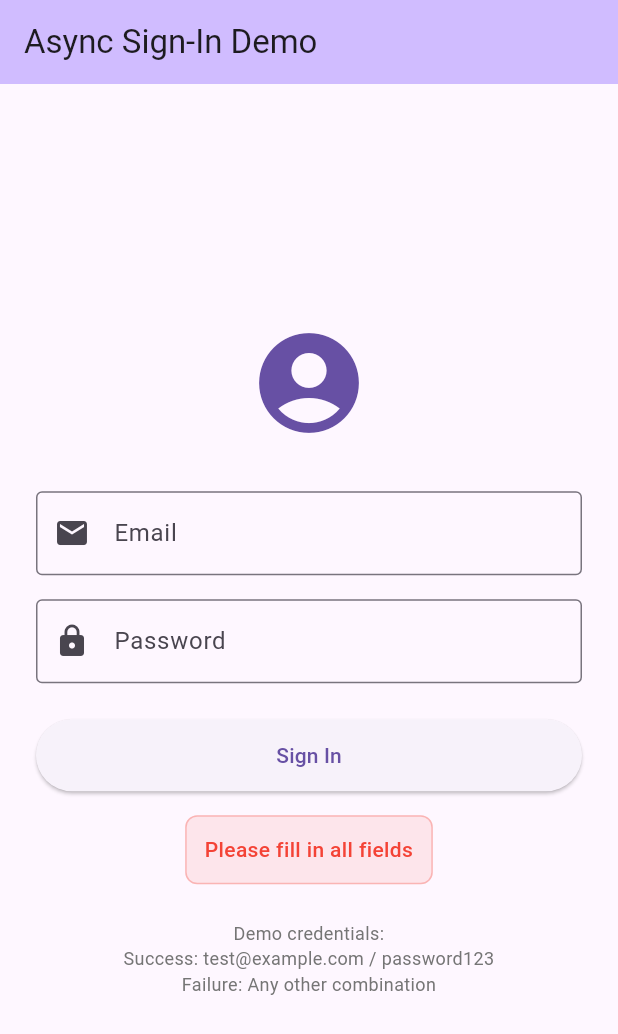
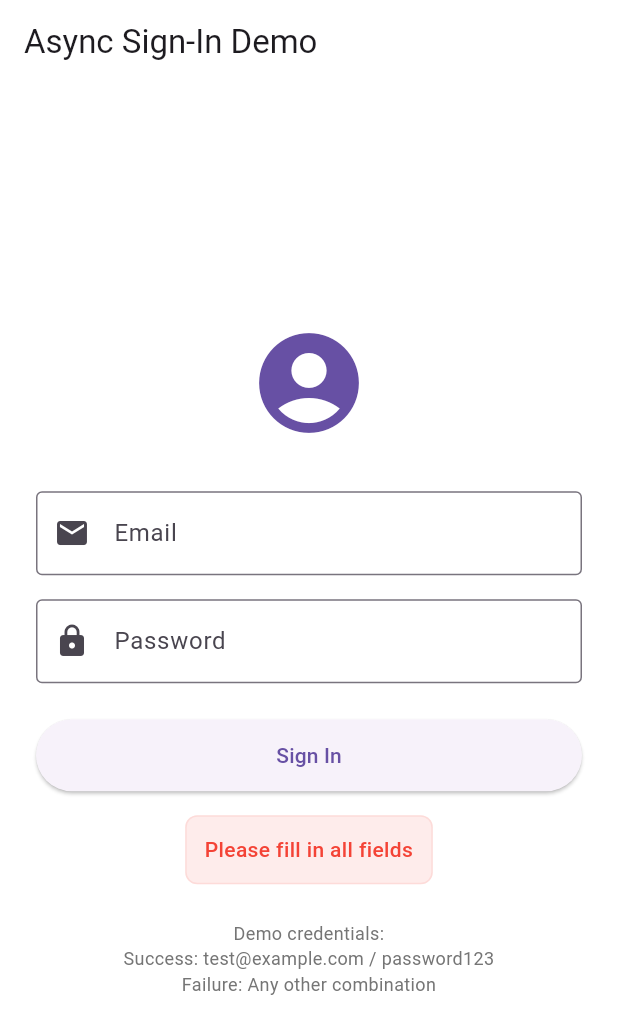
Before and after one commit to acto-acto/sign_in_app, a Flutter app: the screen it shows after launch, after a tap on "Sign In", on a phone screen of 412 x 824 dp. Shown: the top 1034 px of the screen. Run offline on Flutter 3.47's test engine with Material 3 defaults, Android fonts, the phone set to English and light mode, and no system bars.

Commit message:
Refactor sign-in app structure and improve UI consistency

```diff
--- a/lib/main.dart
+++ b/lib/main.dart
@@ -2,10 +2,12 @@ import 'package:flutter/material.dart';
 import 'screens/sign_in_screen.dart';
 
 void main() {
-  runApp(MyApp());
+  runApp(SignInApp());
 }
 
-class MyApp extends StatelessWidget {
+class SignInApp extends StatelessWidget {
+  const SignInApp({super.key});
+
   @override
   Widget build(BuildContext context) {
     return MaterialApp(
--- a/lib/screens/sign_in_screen.dart
+++ b/lib/screens/sign_in_screen.dart
@@ -4,8 +4,10 @@ import '../widgets/sign_in_form.dart';
 import '../widgets/status_message.dart';
 
 class SignInScreen extends StatefulWidget {
+  const SignInScreen({super.key});
+
   @override
-  _SignInScreenState createState() => _SignInScreenState();
+  State<SignInScreen> createState() => _SignInScreenState();
 }
 
 class _SignInScreenState extends State<SignInScreen> {
@@ -60,8 +62,9 @@ class _SignInScreenState extends State<SignInScreen> {
     return Scaffold(
       appBar: AppBar(
         title: Text('Async Sign-In Demo'),
-        backgroundColor: Theme.of(context).colorScheme.inversePrimary,
+        backgroundColor: Colors.white,
       ),
+      backgroundColor: Colors.white,
       body: Padding(
         padding: const EdgeInsets.all(24.0),
         child: Column(
--- a/lib/services/auth_service.dart
+++ b/lib/services/auth_service.dart
@@ -1,11 +1,9 @@
 import 'dart:async';
 import '../models/user.dart';
 import '../models/auth_result.dart';
-import '../utils/exceptions.dart';
 
 class AuthService {
   Future<AuthResult> signIn(String email, String password) async {
-    // Simulate network delay
     await Future.delayed(Duration(seconds: 3));
 
     try {
@@ -13,23 +11,18 @@ class AuthService {
         return AuthResult.success(
           User(id: '123', name: 'John Doe', email: email),
         );
-      } else if (email == 'network@error.com') {
-        throw NetworkException('Network connection failed');
       } else {
         return AuthResult.failure('Invalid email or password');
       }
     } catch (e) {
-      if (e is NetworkException) {
-        rethrow;
-      }
       return AuthResult.failure('An unexpected error occurred');
     }
   }
 
   Future<void> handlePostSignInOperations() async {
-    final Completer<String> completer = Completer<String>();
+    final Completer<String> completer = Completer();
 
-    // Simulate some post-sign-in operations
+    //@todo add some post-sign-in operations
     Timer(Duration(seconds: 1), () {
       completer.complete('User preferences loaded');
     });
--- a/lib/utils/exceptions.dart
+++ /dev/null
@@ -1,17 +0,0 @@
-class NetworkException implements Exception {
-  final String message;
-
-  NetworkException(this.message);
-
-  @override
-  String toString() => 'NetworkException: $message';
-}
-
-class AuthenticationException implements Exception {
-  final String message;
-
-  AuthenticationException(this.message);
-
-  @override
-  String toString() => 'AuthenticationException: $message';
-}
--- a/lib/widgets/sign_in_form.dart
+++ b/lib/widgets/sign_in_form.dart
@@ -4,11 +4,14 @@ class SignInForm extends StatefulWidget {
   final Function(String email, String password) onSignIn;
   final bool isLoading;
 
-  const SignInForm({Key? key, required this.onSignIn, required this.isLoading})
-    : super(key: key);
+  const SignInForm({
+    super.key,
+    required this.onSignIn,
+    required this.isLoading,
+  });
 
   @override
-  _SignInFormState createState() => _SignInFormState();
+  State<SignInForm> createState() => _SignInFormState();
 }
 
 class _SignInFormState extends State<SignInForm> {
@@ -40,6 +43,7 @@ class _SignInFormState extends State<SignInForm> {
           keyboardType: TextInputType.emailAddress,
           enabled: !widget.isLoading,
         ),
+
         SizedBox(height: 16),
 
         TextField(
@@ -52,6 +56,7 @@ class _SignInFormState extends State<SignInForm> {
           obscureText: true,
           enabled: !widget.isLoading,
         ),
+
         SizedBox(height: 24),
 
         SizedBox(
--- a/lib/widgets/status_message.dart
+++ b/lib/widgets/status_message.dart
@@ -4,8 +4,7 @@ class StatusMessage extends StatelessWidget {
   final String message;
   final Color color;
 
-  const StatusMessage({Key? key, required this.message, required this.color})
-    : super(key: key);
+  const StatusMessage({super.key, required this.message, required this.color});
 
   @override
   Widget build(BuildContext context) {
@@ -16,9 +15,9 @@ class StatusMessage extends StatelessWidget {
     return Container(
       padding: EdgeInsets.all(12),
       decoration: BoxDecoration(
-        color: color.withOpacity(0.1),
+        color: color.withAlpha((0.1 * 255).round()),
         borderRadius: BorderRadius.circular(8),
-        border: Border.all(color: color.withOpacity(0.3)),
+        border: Border.all(color: color.withAlpha((0.1 * 255).round())),
       ),
       child: Text(
         message,
```
